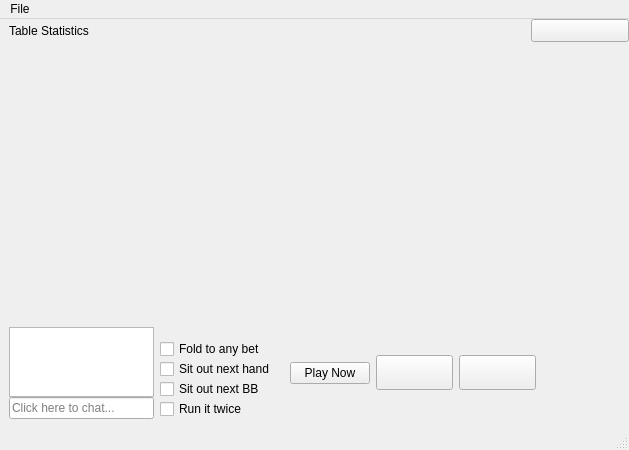
The window that qt-client/client/table.ui (paunovic/chipup-poker) describes before a commit, drawn with Qt 5.
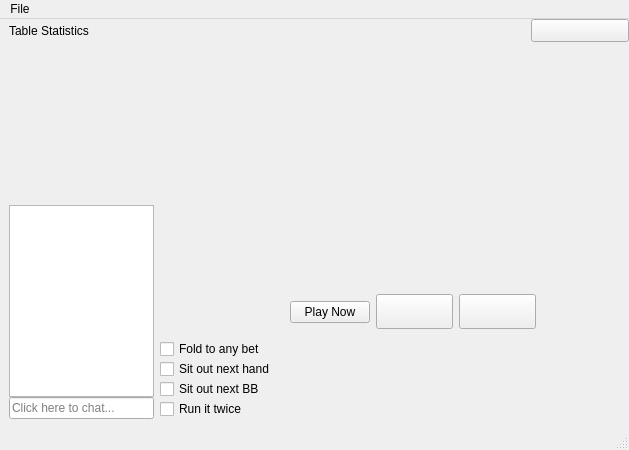
The same window after the commit. Icons and pictures are not drawn.

What changed in the file:
```diff
--- a/qt-client/client/table.ui
+++ b/qt-client/client/table.ui
@@ -17,7 +17,10 @@
    <double>1.000000000000000</double>
   </property>
   <widget class="QWidget" name="centralwidget">
-   <layout class="QVBoxLayout" name="verticalLayout" stretch="0,4,1">
+   <layout class="QVBoxLayout" name="verticalLayout" stretch="0,4,0">
+    <property name="sizeConstraint">
+     <enum>QLayout::SetMinAndMaxSize</enum>
+    </property>
     <property name="topMargin">
      <number>0</number>
     </property>
@@ -26,6 +29,9 @@
     </property>
     <item>
      <layout class="QHBoxLayout" name="horizontalLayout_2" stretch="1,0">
+      <property name="sizeConstraint">
+       <enum>QLayout::SetFixedSize</enum>
+      </property>
       <item>
        <widget class="QLabel" name="lbStats">
         <property name="text">
@@ -64,6 +70,9 @@
     </item>
     <item>
      <layout class="QHBoxLayout" name="horizontalLayout">
+      <property name="sizeConstraint">
+       <enum>QLayout::SetFixedSize</enum>
+      </property>
       <property name="rightMargin">
        <number>10</number>
       </property>
@@ -72,6 +81,9 @@
         <property name="spacing">
          <number>0</number>
         </property>
+        <property name="sizeConstraint">
+         <enum>QLayout::SetDefaultConstraint</enum>
+        </property>
         <item>
          <widget class="QTextEdit" name="teChat"/>
         </item>
@@ -89,6 +101,9 @@
         <property name="spacing">
          <number>0</number>
         </property>
+        <property name="sizeConstraint">
+         <enum>QLayout::SetDefaultConstraint</enum>
+        </property>
         <item>
          <spacer name="verticalSpacer">
           <property name="orientation">
```
